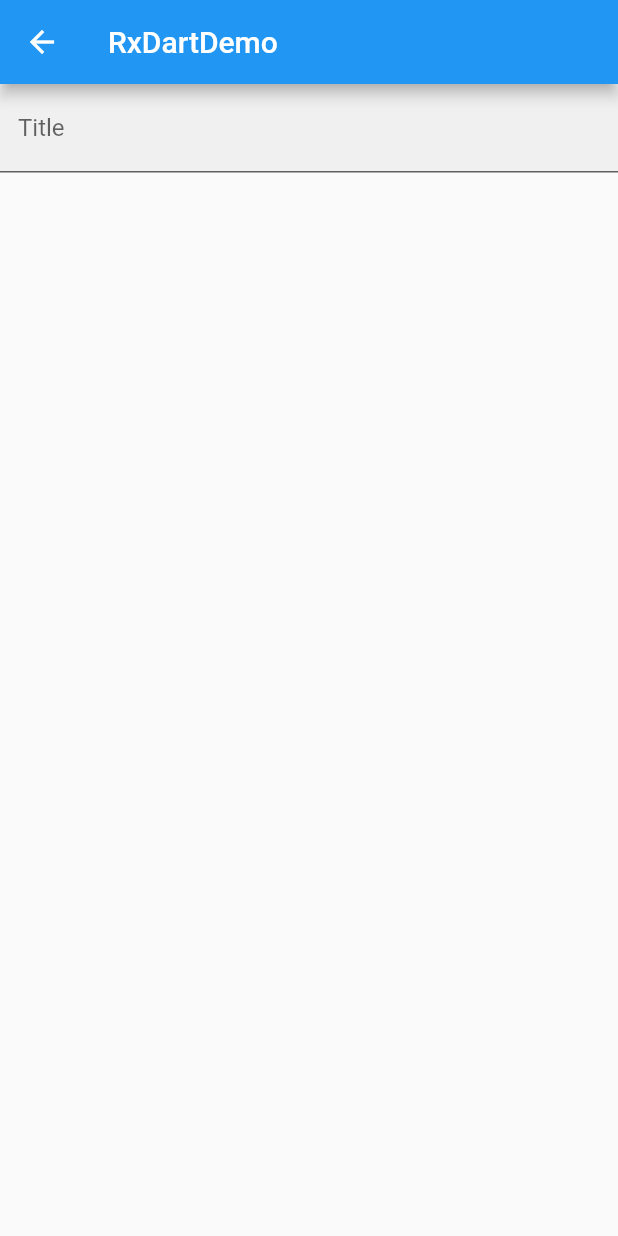
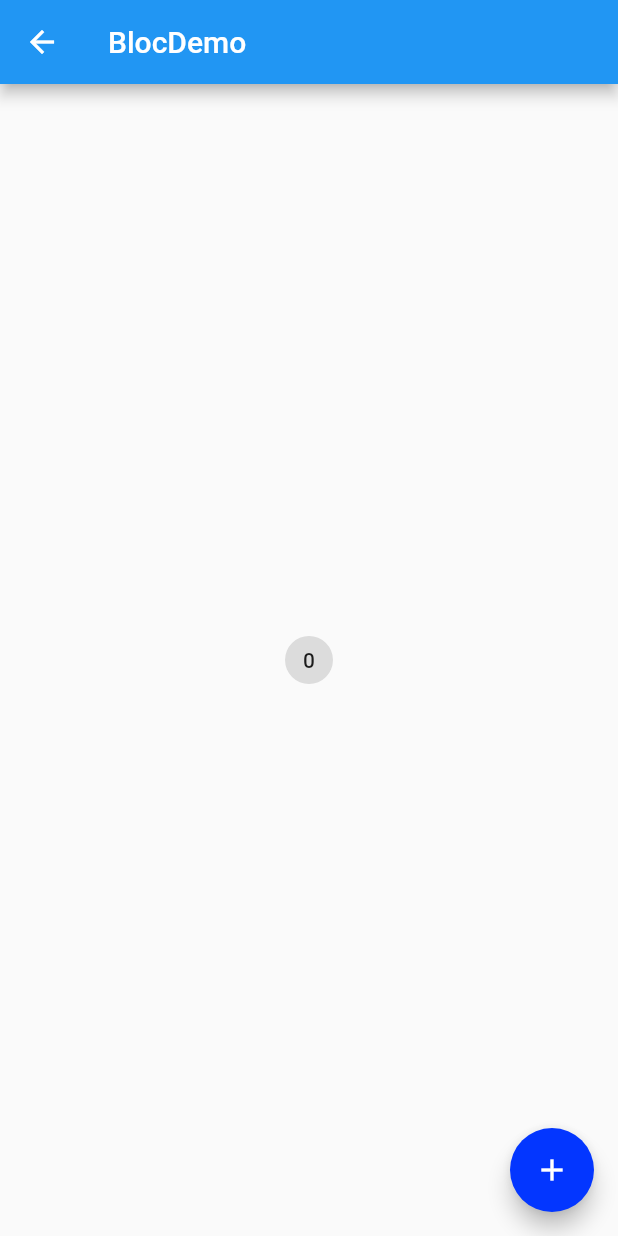
Before and after one commit to flyingfishsq/ProjectRepository, a Flutter app: the screen it shows after launch, on a phone screen of 412 x 824 dp. Run offline on Flutter 3.47's test engine with Material 2 defaults, Android fonts, the phone set to English and light mode, and no system bars; our stand-ins replace rxdart.

Commit message:
BLoC的学习

```diff
--- /dev/null
+++ b/F_Demo_1/lib/demo/bloc/bolc_demo.dart
@@ -0,0 +1,20 @@
+import 'package:flutter/material.dart';
+import 'counter_bloc_home.dart';
+
+class BolcDemo extends StatelessWidget {
+  const BolcDemo({Key key}) : super(key: key);
+
+  @override
+  Widget build(BuildContext context) {
+    return CounterProvider(
+      bloc: CounterBLoC(),
+      child: Scaffold(
+        appBar: AppBar(
+          title: Text('BlocDemo'),
+        ),
+        body: CounterHome(),
+        floatingActionButton: CounterActionButton(),
+      ),
+    );
+  }
+}
--- /dev/null
+++ b/F_Demo_1/lib/demo/bloc/counter_bloc_home.dart
@@ -0,0 +1,103 @@
+import 'dart:async';
+
+import 'package:flutter/material.dart';
+
+class CounterHome extends StatelessWidget {
+  const CounterHome({Key key}) : super(key: key);
+
+  @override
+  Widget build(BuildContext context) {
+    CounterBLoC _counterBLoC = CounterProvider.of(context).bloc;
+
+    return Center(
+      // child: ActionChip(
+      //   label: Text('0'),
+      //   onPressed: () {
+      //     // _counterBLoC.log();
+      //     _counterBLoC.counter.add(1);
+      //   },
+      // ),
+
+      child: StreamBuilder(
+        initialData: 0,
+        stream: _counterBLoC.count,
+        builder: (context, snapshot) {
+          return ActionChip(
+            label: Text('${snapshot.data}'),
+            onPressed: () {
+              // _counterBLoC.log();
+              _counterBLoC.counter.add(1);
+            },
+          );
+        },
+      ),
+    );
+  }
+}
+
+//在BLoC中需要创建sink和stream，即数据流的入口和出口
+class CounterActionButton extends StatelessWidget {
+  const CounterActionButton({Key key}) : super(key: key);
+
+  @override
+  Widget build(BuildContext context) {
+    CounterBLoC _counterBLoC = CounterProvider.of(context).bloc;
+
+    return FloatingActionButton(
+      child: Icon(Icons.add),
+      onPressed: () {
+        // _counterBLoC.log();
+        _counterBLoC.counter.add(1);
+      },
+    );
+  }
+}
+
+//使用InheritedWiget把这个BLoC传递给小部件使用
+class CounterBLoC {
+  int _count = 0;
+
+  final _counterController = StreamController<int>();
+
+  Stream<int> get count => _counterController.stream;
+
+  CounterBLoC() {
+    _counterActionController.stream.listen(onData);
+  }
+
+  void onData(int data) {
+    print('$data');
+    _count = data + _count;
+    _counterController.add(_count);
+  }
+
+  void dispose() {
+    _counterActionController.close();
+    _counterController.close();
+  }
+
+  final _counterActionController = StreamController<int>();
+
+  StreamSink<int> get counter => _counterActionController.sink;
+
+  void log() {
+    print('BLoC');
+  }
+}
+
+class CounterProvider extends InheritedWidget {
+  final Widget child;
+  final CounterBLoC bloc;
+
+  CounterProvider({Key key, this.child, this.bloc})
+      : super(key: key, child: child);
+
+  static CounterProvider of(BuildContext context) {
+    return context.dependOnInheritedWidgetOfExactType<CounterProvider>();
+  }
+
+  @override
+  bool updateShouldNotify(CounterProvider oldWidget) {
+    return true;
+  }
+}
--- a/F_Demo_1/lib/main.dart
+++ b/F_Demo_1/lib/main.dart
@@ -1,3 +1,4 @@
+import 'package:F_Demo_1/demo/bloc/bolc_demo.dart';
 import 'package:F_Demo_1/demo/bottom_navigation_bar_demo.dart';
 import 'package:F_Demo_1/demo/drawer_demo.dart';
 import 'package:F_Demo_1/demo/form_demo.dart';
@@ -55,7 +56,8 @@ class App extends StatelessWidget {
       // initialRoute: '/mdc',
       // initialRoute: '/state-management',
       // initialRoute: '/stream',
-      initialRoute: '/rxdart',
+      // initialRoute: '/rxdart',
+      initialRoute: '/bloc',
       routes: {
         //斜线表示路由的根（初始路由），当前的根表示home中显示的那个界面
         //如果不用这个home，可以屏蔽home，然后设置initialRoute
@@ -67,6 +69,7 @@ class App extends StatelessWidget {
         '/state-management': (context) => StateManagementDemo(),
         '/stream': (context) => StreamDemo(),
         '/rxdart': (context) => RxDartDemo(),
+        '/bloc': (context) => BolcDemo(),
       },
       //界面跳转的学习-路由
 
```
